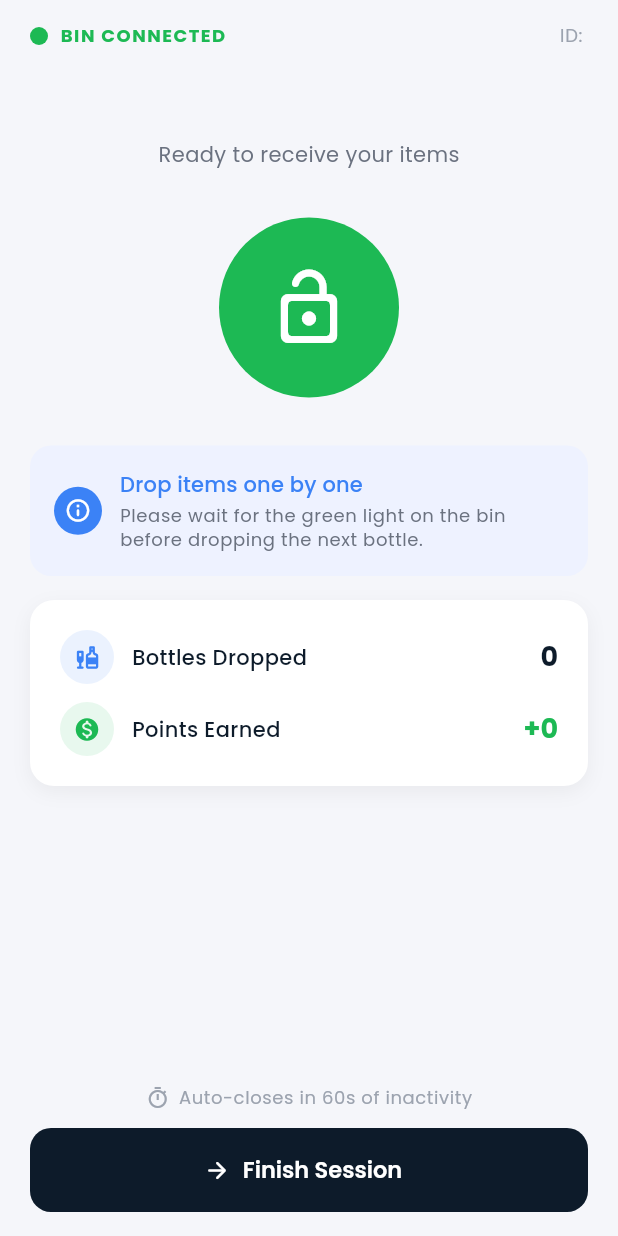
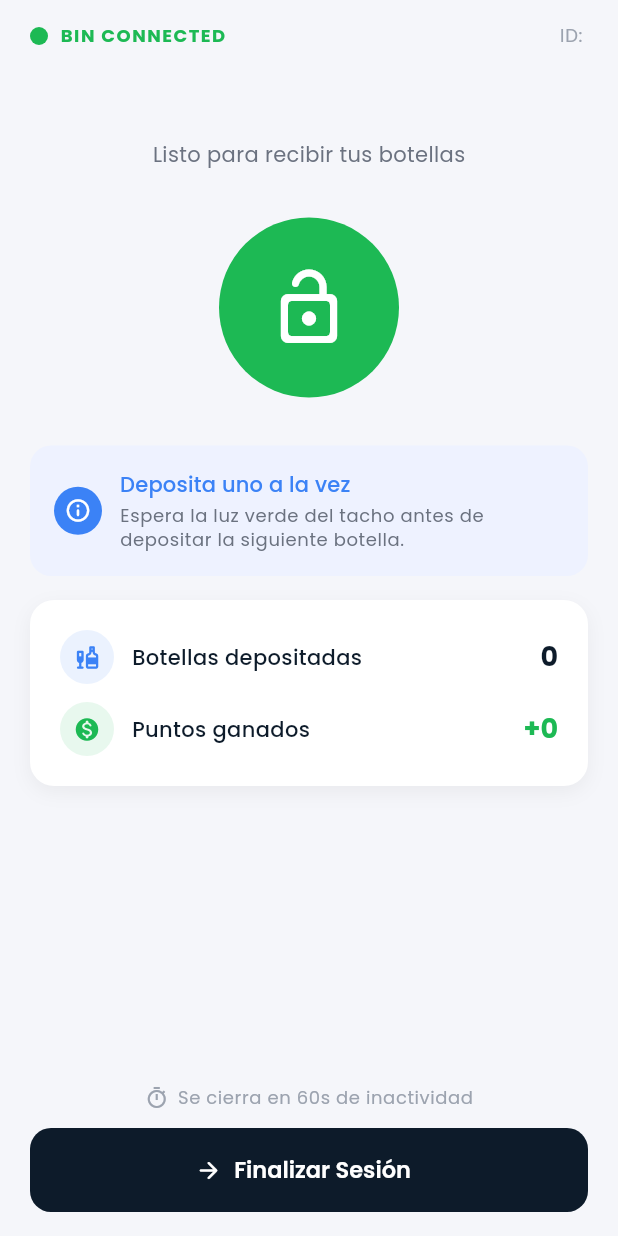
Before and after one commit to RecySmart/recy-smart-mobile-app, a Flutter app: the ActiveSessionPage screen opened directly with empty values, on a phone screen of 412 x 824 dp. Run offline on Flutter 3.47's test engine with Material 3 defaults, Android fonts, the phone set to English and light mode, and no system bars; our stand-ins replace bloc, dartz, dio, equatable, flutter_bloc, flutter_map and 9 more; missing offline and left inert: mobile_scanner; accounts and stored records are empty.

Commit message:
feat: fix active session page

```diff
--- a/lib/features/recycling/presentation/pages/active_session_page.dart
+++ b/lib/features/recycling/presentation/pages/active_session_page.dart
@@ -21,6 +21,7 @@ class ActiveSessionPage extends StatelessWidget {
   Widget build(BuildContext context) {
     return BlocListener<RecyclingBloc, RecyclingState>(
       listener: (context, state) {
+        // ── Navigate to summary when session ends ─────────────────────────
         if (state is RecyclingSessionCompleted) {
           context.pushReplacement(
             AppRoutes.sessionSummary,
@@ -30,6 +31,48 @@ class ActiveSessionPage extends StatelessWidget {
               'co2Saved': state.session.co2Saved,
               'autoClosed': state.autoClosed,
             },
+          );
+        }
+
+        // ── Show SnackBar on every bottle rejection ───────────────────────
+        if (state is RecyclingSessionActive && state.bottleRejected) {
+          ScaffoldMessenger.of(context)
+            ..hideCurrentSnackBar()
+            ..showSnackBar(
+              SnackBar(
+                content: const Row(
+                  children: [
+                    Icon(Icons.warning_rounded, color: Colors.white, size: 20),
+                    SizedBox(width: 10),
+                    Expanded(
+                      child: Column(
+                        mainAxisSize: MainAxisSize.min,
+                        crossAxisAlignment: CrossAxisAlignment.start,
+                        children: [
+                          Text(
+                            'Objeto no reconocido',
+                            style: TextStyle(
+                              fontWeight: FontWeight.w700,
+                              fontSize: 14,
+                            ),
+                          ),
+                          Text(
+                            'Solo se aceptan botellas de plástico PET.',
+                            style: TextStyle(fontSize: 12),
+                          ),
+                        ],
+                      ),
+                    ),
+                  ],
+                ),
+                backgroundColor: AppColors.error,
+                behavior: SnackBarBehavior.floating,
+                duration: const Duration(seconds: 3),
+                shape: RoundedRectangleBorder(
+                  borderRadius: BorderRadius.circular(12),
+                ),
+                margin: const EdgeInsets.fromLTRB(16, 0, 16, 16),
+              ),
             );
         }
       },
@@ -45,6 +88,9 @@ class ActiveSessionPage extends StatelessWidget {
               final timerSeconds = state is RecyclingSessionActive
                   ? state.timerSeconds
                   : 60;
+              final rejected = state is RecyclingSessionActive
+                  ? state.bottleRejected
+                  : false;
 
               return SafeArea(
                 child: Padding(
@@ -54,32 +100,43 @@ class ActiveSessionPage extends StatelessWidget {
                     children: [
                       const SizedBox(height: 16),
 
-                      // Header
+                      // ── Header ──────────────────────────────────────────
                       Row(
                         children: [
-                          Container(
+                          AnimatedContainer(
+                            duration: const Duration(milliseconds: 300),
                             width: 12,
                             height: 12,
-                            decoration: const BoxDecoration(
-                              color: AppColors.primary,
+                            decoration: BoxDecoration(
+                              color: rejected
+                                  ? AppColors.error
+                                  : AppColors.primary,
                               shape: BoxShape.circle,
                             ),
                           ),
                           const SizedBox(width: 8),
-                          Text(
-                            'BIN CONNECTED',
+                          AnimatedSwitcher(
+                            duration: const Duration(milliseconds: 300),
+                            child: Text(
+                              rejected
+                                  ? 'OBJETO NO RECONOCIDO'
+                                  : 'BIN CONNECTED',
+                              key: ValueKey(rejected),
                               style: Theme.of(context)
                                   .textTheme
                                   .bodySmall
                                   ?.copyWith(
-                              color: AppColors.primary,
+                                color: rejected
+                                    ? AppColors.error
+                                    : AppColors.primary,
                                 fontWeight: FontWeight.w700,
                                 letterSpacing: 1,
                               ),
                             ),
+                          ),
                           const Spacer(),
                           Text(
-                            'ID: ${binId.toUpperCase()}',
+                            'ID: ${binId.length > 8 ? binId.substring(0, 8).toUpperCase() : binId.toUpperCase()}',
                             style: Theme.of(context)
                                 .textTheme
                                 .bodySmall
@@ -89,7 +146,7 @@ class ActiveSessionPage extends StatelessWidget {
                       ),
                       const SizedBox(height: 24),
 
-                      // Location
+                      // ── Location ────────────────────────────────────────
                       Center(
                         child: Text(
                           locationName,
@@ -99,24 +156,42 @@ class ActiveSessionPage extends StatelessWidget {
                       ),
                       const SizedBox(height: 8),
                       Center(
+                        child: AnimatedSwitcher(
+                          duration: const Duration(milliseconds: 300),
                           child: Text(
-                          'Ready to receive your items',
-                          style: Theme.of(context).textTheme.bodyMedium,
+                            rejected
+                                ? 'Solo botellas de plástico PET'
+                                : 'Listo para recibir tus botellas',
+                            key: ValueKey(rejected),
+                            style: Theme.of(context)
+                                .textTheme
+                                .bodyMedium
+                                ?.copyWith(
+                              color: rejected
+                                  ? AppColors.error
+                                  : AppColors.textSecondary,
+                            ),
+                          ),
                         ),
                       ),
                       const SizedBox(height: 32),
 
-                      // Unlock icon
+                      // ── Status icon ─────────────────────────────────────
                       Center(
-                        child: Container(
+                        child: AnimatedContainer(
+                          duration: const Duration(milliseconds: 300),
                           width: 120,
                           height: 120,
-                          decoration: const BoxDecoration(
-                            color: AppColors.primary,
+                          decoration: BoxDecoration(
+                            color: rejected
+                                ? AppColors.error
+                                : AppColors.primary,
                             shape: BoxShape.circle,
                           ),
-                          child: const Icon(
-                            Icons.lock_open_rounded,
+                          child: Icon(
+                            rejected
+                                ? Icons.close_rounded
+                                : Icons.lock_open_rounded,
                             color: Colors.white,
                             size: 56,
                           ),
@@ -124,11 +199,14 @@ class ActiveSessionPage extends StatelessWidget {
                       ),
                       const SizedBox(height: 32),
 
-                      // Instruction card
-                      Container(
+                      // ── Info / Warning card ─────────────────────────────
+                      AnimatedContainer(
+                        duration: const Duration(milliseconds: 300),
                         padding: const EdgeInsets.all(16),
                         decoration: BoxDecoration(
-                          color: const Color(0xFFEEF2FF),
+                          color: rejected
+                              ? const Color(0xFFFEE2E2)
+                              : const Color(0xFFEEF2FF),
                           borderRadius: BorderRadius.circular(14),
                         ),
                         child: Row(
@@ -136,12 +214,19 @@ class ActiveSessionPage extends StatelessWidget {
                             Container(
                               width: 32,
                               height: 32,
-                              decoration: const BoxDecoration(
-                                color: AppColors.info,
+                              decoration: BoxDecoration(
+                                color: rejected
+                                    ? AppColors.error
+                                    : AppColors.info,
                                 shape: BoxShape.circle,
                               ),
-                              child: const Icon(Icons.info_outline_rounded,
-                                  color: Colors.white, size: 18),
+                              child: Icon(
+                                rejected
+                                    ? Icons.warning_rounded
+                                    : Icons.info_outline_rounded,
+                                color: Colors.white,
+                                size: 18,
+                              ),
                             ),
                             const SizedBox(width: 12),
                             Expanded(
@@ -149,19 +234,28 @@ class ActiveSessionPage extends StatelessWidget {
                                 crossAxisAlignment: CrossAxisAlignment.start,
                                 children: [
                                   Text(
-                                    'Drop items one by one',
+                                    rejected
+                                        ? 'Objeto no válido'
+                                        : 'Deposita uno a la vez',
                                     style: Theme.of(context)
                                         .textTheme
                                         .titleMedium
-                                        ?.copyWith(color: AppColors.info),
+                                        ?.copyWith(
+                                      color: rejected
+                                          ? AppColors.error
+                                          : AppColors.info,
+                                    ),
                                   ),
                                   const SizedBox(height: 2),
                                   Text(
-                                    'Please wait for the green light on the bin before dropping the next bottle.',
+                                    rejected
+                                        ? 'El objeto ingresado no fue reconocido como botella PET. Intenta nuevamente.'
+                                        : 'Espera la luz verde del tacho antes de depositar la siguiente botella.',
                                     style: Theme.of(context)
                                         .textTheme
                                         .bodySmall
-                                        ?.copyWith(color: AppColors.textSecondary),
+                                        ?.copyWith(
+                                        color: AppColors.textSecondary),
                                   ),
                                 ],
                               ),
@@ -171,7 +265,7 @@ class ActiveSessionPage extends StatelessWidget {
                       ),
                       const SizedBox(height: 16),
 
-                      // Stats card
+                      // ── Stats card ──────────────────────────────────────
                       Container(
                         padding: const EdgeInsets.all(20),
                         decoration: BoxDecoration(
@@ -190,14 +284,14 @@ class ActiveSessionPage extends StatelessWidget {
                             _StatRow(
                               icon: Icons.liquor_rounded,
                               iconColor: AppColors.info,
-                              label: 'Bottles Dropped',
+                              label: 'Botellas depositadas',
                               value: '${session?.bottlesDropped ?? 0}',
                             ),
                             const SizedBox(height: 12),
                             _StatRow(
                               icon: Icons.monetization_on_rounded,
                               iconColor: AppColors.primary,
-                              label: 'Points Earned',
+                              label: 'Puntos ganados',
                               value: '+${session?.pointsEarned ?? 0}',
                               valueColor: AppColors.primary,
                             ),
@@ -207,27 +301,39 @@ class ActiveSessionPage extends StatelessWidget {
 
                       const Spacer(),
 
-                      // Auto-close timer
+                      // ── Timer ───────────────────────────────────────────
                       Center(
                         child: Row(
                           mainAxisAlignment: MainAxisAlignment.center,
                           children: [
-                            Icon(Icons.timer_outlined,
-                                size: 16, color: AppColors.textMuted),
+                            Icon(
+                              Icons.timer_outlined,
+                              size: 16,
+                              color: timerSeconds <= 10
+                                  ? AppColors.error
+                                  : AppColors.textMuted,
+                            ),
                             const SizedBox(width: 6),
                             Text(
-                              'Auto-closes in ${timerSeconds}s of inactivity',
+                              'Se cierra en ${timerSeconds}s de inactividad',
                               style: Theme.of(context)
                                   .textTheme
                                   .bodySmall
-                                  ?.copyWith(color: AppColors.textMuted),
+                                  ?.copyWith(
+                                color: timerSeconds <= 10
+                                    ? AppColors.error
+                                    : AppColors.textMuted,
+                                fontWeight: timerSeconds <= 10
+                                    ? FontWeight.w600
+                                    : FontWeight.w400,
+                              ),
                             ),
                           ],
                         ),
                       ),
                       const SizedBox(height: 12),
 
-                      // Finish button
+                      // ── Finish button ───────────────────────────────────
                       SizedBox(
                         width: double.infinity,
                         height: 56,
@@ -236,7 +342,7 @@ class ActiveSessionPage extends StatelessWidget {
                             backgroundColor: AppColors.secondary,
                           ),
                           icon: const Icon(Icons.arrow_forward_rounded),
-                          label: const Text('Finish Session'),
+                          label: const Text('Finalizar Sesión'),
                           onPressed: () => context
                               .read<RecyclingBloc>()
                               .add(RecyclingFinishSessionEvent()),
```
Lines whose indentation alone changed are shown as unchanged.
